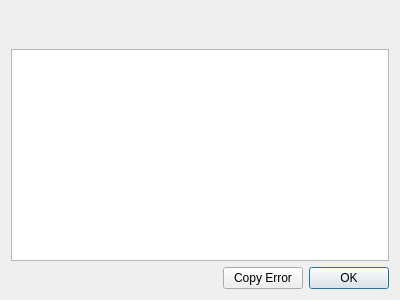
Old version of the form src/amulet_editor/models/widgets/_traceback_dialog/_traceback_dialog.ui in the repository Amulet-Team/Amulet-Editor.
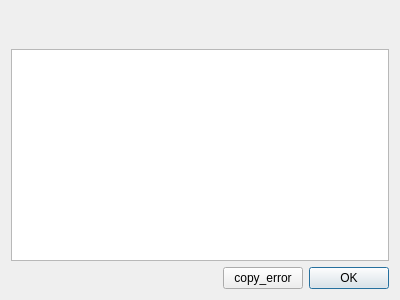
New version of the form.

Diff of the .ui file:
```diff
--- a/src/amulet_editor/models/widgets/_traceback_dialog/_traceback_dialog.ui
+++ b/src/amulet_editor/models/widgets/_traceback_dialog/_traceback_dialog.ui
@@ -69,7 +69,7 @@
      <item>
       <widget class="QPushButton" name="_copy_button">
        <property name="text">
-        <string>Copy Error</string>
+        <string>copy_error</string>
        </property>
       </widget>
      </item>
```
Left out of the diff: 2 changed lines with no effect on the pictures.
